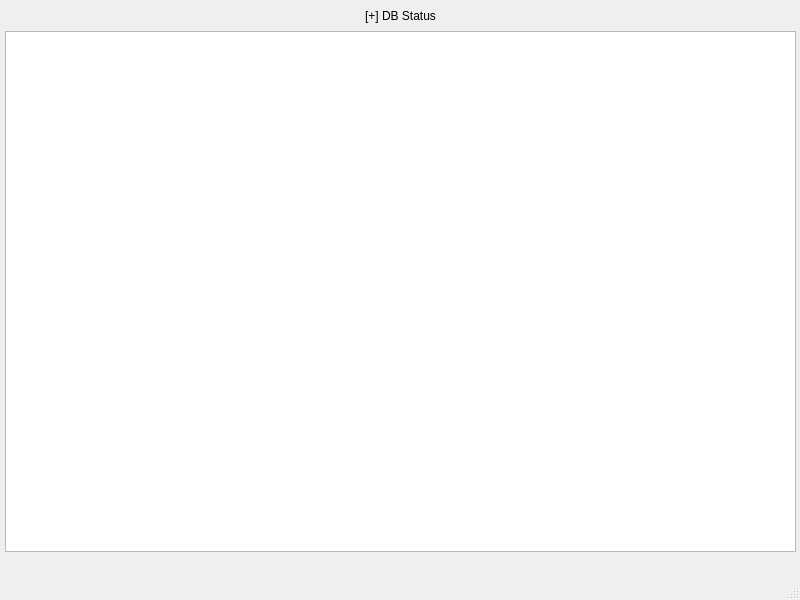
joeyCampbelll/CS1D-Project-2, file StadiumTourProject/mainwindow.ui: the form before one commit.
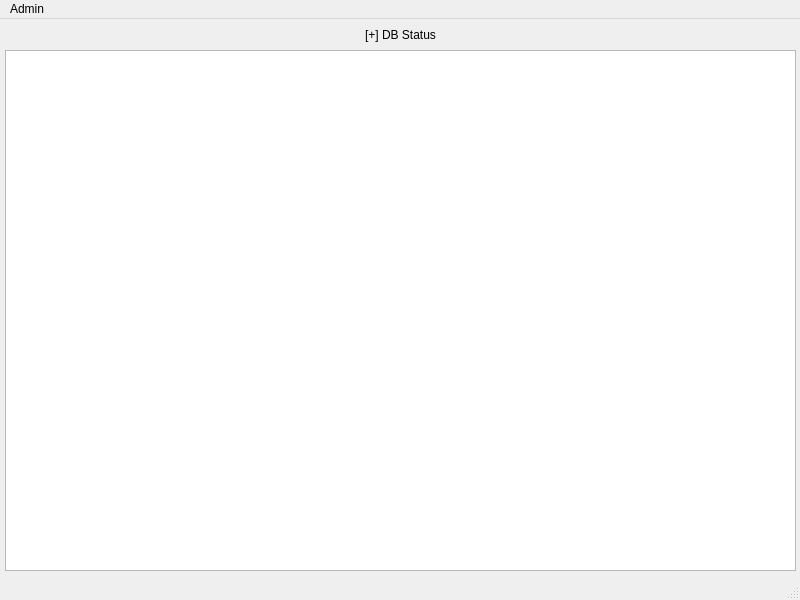
The form after the commit.

Commit message: Added Admin login page

Patch:
```diff
--- a/StadiumTourProject/mainwindow.ui
+++ b/StadiumTourProject/mainwindow.ui
@@ -50,6 +50,15 @@
      <height>21</height>
     </rect>
    </property>
+   <widget class="QMenu" name="menuAdmin">
+    <property name="title">
+     <string>Admin</string>
+    </property>
+    <addaction name="separator"/>
+    <addaction name="separator"/>
+    <addaction name="actionLogin_2"/>
+   </widget>
+   <addaction name="menuAdmin"/>
   </widget>
   <widget class="QStatusBar" name="statusbar"/>
  </widget>
```
Left out of the diff: 10 changed lines with no effect on the pictures. The commit also changes 19 other files.
